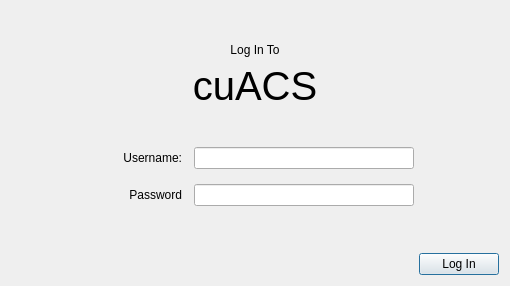
Above: app/LoginWindow/LoginWindow.ui from lfroms/cuacs before the change. Below: the same form after it.
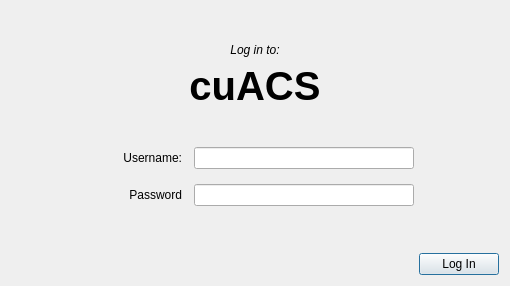
That is the form after the change.

Patch:
```diff
--- a/app/LoginWindow/LoginWindow.ui
+++ b/app/LoginWindow/LoginWindow.ui
@@ -50,8 +50,13 @@
            <verstretch>0</verstretch>
           </sizepolicy>
          </property>
+         <property name="font">
+          <font>
+           <italic>true</italic>
+          </font>
+         </property>
          <property name="text">
-          <string>Log In To</string>
+          <string>Log in to:</string>
          </property>
          <property name="alignment">
           <set>Qt::AlignCenter</set>
@@ -69,6 +74,8 @@
          <property name="font">
           <font>
            <pointsize>30</pointsize>
+           <weight>75</weight>
+           <bold>true</bold>
           </font>
          </property>
          <property name="text">
```
Left out of the diff: 3 changed lines with no effect on the pictures.
